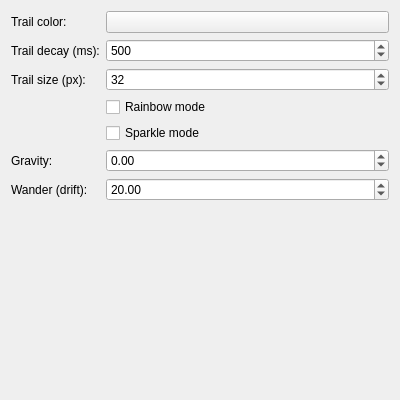
Advaitvag/kwin-mouse-smear-effect, file src/smear_config.ui: the form before one commit.
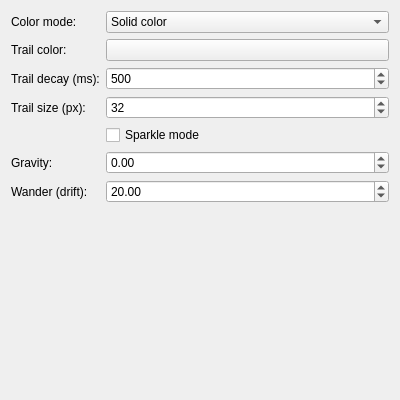
The form after the commit. Custom widgets are drawn as their Qt base class.

Patch:
```diff
--- a/src/smear_config.ui
+++ b/src/smear_config.ui
@@ -12,24 +12,45 @@
   </property>
   <layout class="QFormLayout" name="formLayout">
    <item row="0" column="0">
+    <widget class="QLabel" name="label_mode">
+     <property name="text">
+      <string>Color mode:</string>
+     </property>
+    </widget>
+   </item>
+   <item row="0" column="1">
+    <widget class="QComboBox" name="kcfg_RainbowMode">
+     <item>
+      <property name="text">
+       <string>Solid color</string>
+      </property>
+     </item>
+     <item>
+      <property name="text">
+       <string>Rainbow</string>
+      </property>
+     </item>
+    </widget>
+   </item>
+   <item row="1" column="0">
     <widget class="QLabel" name="label_1">
      <property name="text">
       <string>Trail color:</string>
      </property>
     </widget>
    </item>
-   <item row="0" column="1">
+   <item row="1" column="1">
     <widget class="KColorButton" name="kcfg_TrailColor">
     </widget>
    </item>
-   <item row="1" column="0">
+   <item row="2" column="0">
     <widget class="QLabel" name="label_2">
      <property name="text">
       <string>Trail decay (ms):</string>
      </property>
     </widget>
    </item>
-   <item row="1" column="1">
+   <item row="2" column="1">
     <widget class="QSpinBox" name="kcfg_TrailLifeSpan">
      <property name="minimum">
       <number>50</number>
@@ -45,14 +66,14 @@
      </property>
     </widget>
    </item>
-   <item row="2" column="0">
+   <item row="3" column="0">
     <widget class="QLabel" name="label_3">
      <property name="text">
       <string>Trail size (px):</string>
      </property>
     </widget>
    </item>
-   <item row="2" column="1">
+   <item row="3" column="1">
     <widget class="QSpinBox" name="kcfg_TrailSize">
      <property name="minimum">
       <number>1</number>
@@ -65,13 +86,6 @@
      </property>
     </widget>
    </item>
-   <item row="3" column="1">
-    <widget class="QCheckBox" name="kcfg_RainbowMode">
-     <property name="text">
-      <string>Rainbow mode</string>
-     </property>
-    </widget>
-   </item>
    <item row="4" column="1">
     <widget class="QCheckBox" name="kcfg_SparkleMode">
      <property name="text">
```
